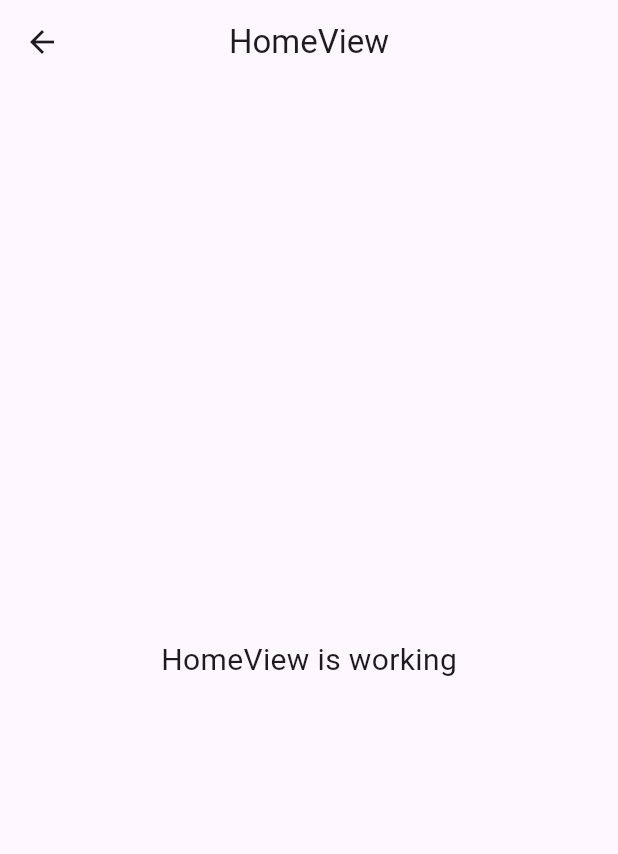
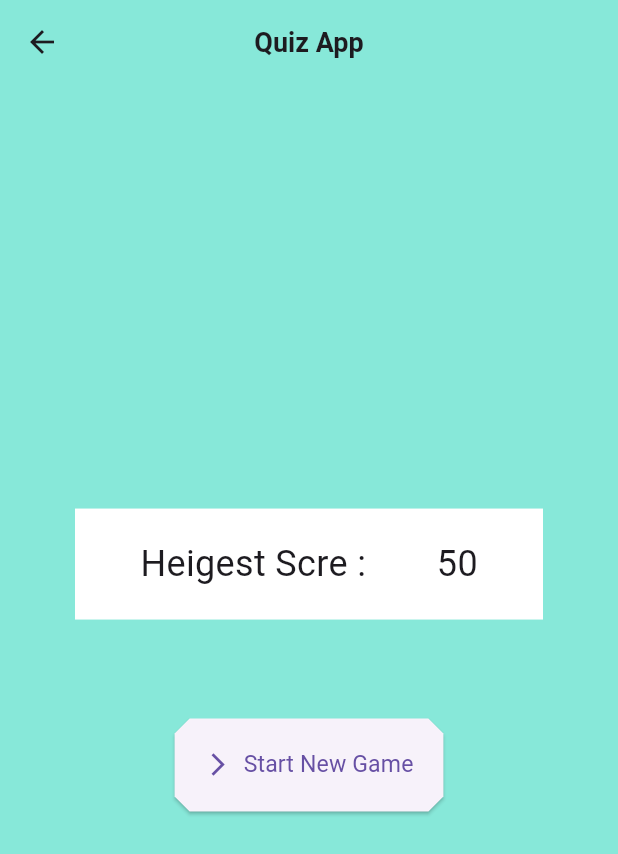
Before and after one commit to codereyamin/quiz_app, a Flutter app: the HomeView screen opened by its route, on a phone screen of 412 x 824 dp. Shown: the top 854 px of the screen. Run offline on Flutter 3.47's test engine with Material 3 defaults, Android fonts, the phone set to English and light mode, and no system bars; our stand-ins replace get.

Commit message:
home page ui done

```diff
--- a/lib/app/modules/home/views/home_view.dart
+++ b/lib/app/modules/home/views/home_view.dart
@@ -1,6 +1,10 @@
 import 'package:flutter/material.dart';
 
 import 'package:get/get.dart';
+import 'package:quiz_app/core/const/app_color.dart';
+import 'package:quiz_app/core/const/app_const.dart';
+import 'package:quiz_app/widgets/app_text.dart';
+import 'package:quiz_app/widgets/gap_widget.dart';
 
 import '../controllers/home_controller.dart';
 
@@ -9,14 +13,49 @@ class HomeView extends GetView<HomeController> {
   @override
   Widget build(BuildContext context) {
     return Scaffold(
+      backgroundColor: AppColor.primary,
       appBar: AppBar(
-        title: const Text('HomeView'),
+        backgroundColor: AppColor.primary,
+        title: const AppText(
+          text: AppConst.appName,
+          fontWeight: FontWeight.bold,
+          minFontSize: 18,
+          maxFontSize: 24,
+        ),
         centerTitle: true,
       ),
-      body: const Center(
-        child: Text(
-          'HomeView is working',
-          style: TextStyle(fontSize: 20),
+      body: Center(
+        child: Column(
+          mainAxisAlignment: MainAxisAlignment.center,
+          children: [
+            Padding(
+              padding: const EdgeInsets.symmetric(horizontal: 50),
+              child: Container(
+                padding: EdgeInsets.all(20),
+                decoration: BoxDecoration(
+                  color: AppColor.white,
+                ),
+                child: Row(
+                  mainAxisAlignment: MainAxisAlignment.spaceAround,
+                  children: [
+                    AppText(text: "Heigest Scre :"),
+                    AppText(text: "50"),
+                  ],
+                ),
+              ),
+            ),
+            GapWidget(
+              height: 0.080,
+            ),
+            ElevatedButton.icon(
+                onPressed: () {},
+                icon: Icon(Icons.arrow_forward_ios),
+                style: ElevatedButton.styleFrom(
+                    padding: EdgeInsets.all(20),
+                    shape: BeveledRectangleBorder(
+                        borderRadius: BorderRadius.circular(10))),
+                label: AppText(text: "Start New Game")),
+          ],
         ),
       ),
     );
--- a/lib/main.dart
+++ b/lib/main.dart
@@ -1,7 +1,11 @@
 import 'package:flutter/material.dart';
+import 'package:flutter/services.dart';
 import 'package:quiz_app/my_app.dart';
 
 void main() {
+  SystemChrome.setSystemUIOverlayStyle(
+    const SystemUiOverlayStyle(statusBarColor: Colors.transparent),
+  );
   runApp(
     const MyApp(),
   );
```
Also changed, not shown: lib/app/modules/splash/controllers/splash_controller.dart (+10 -15 lines).
